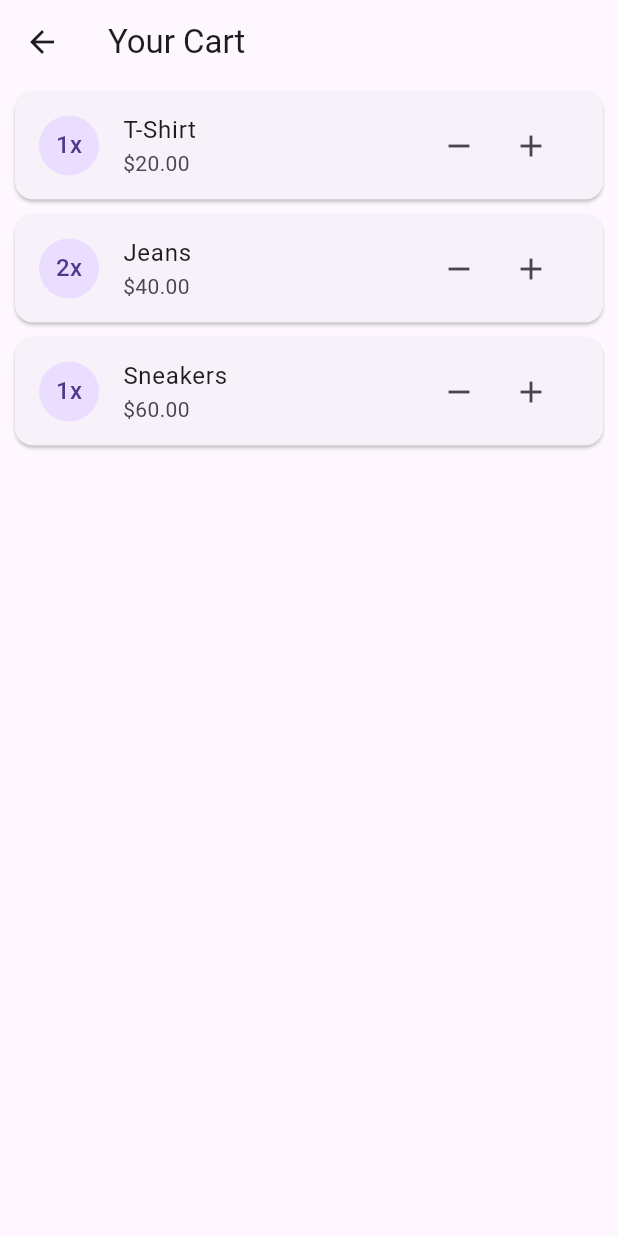
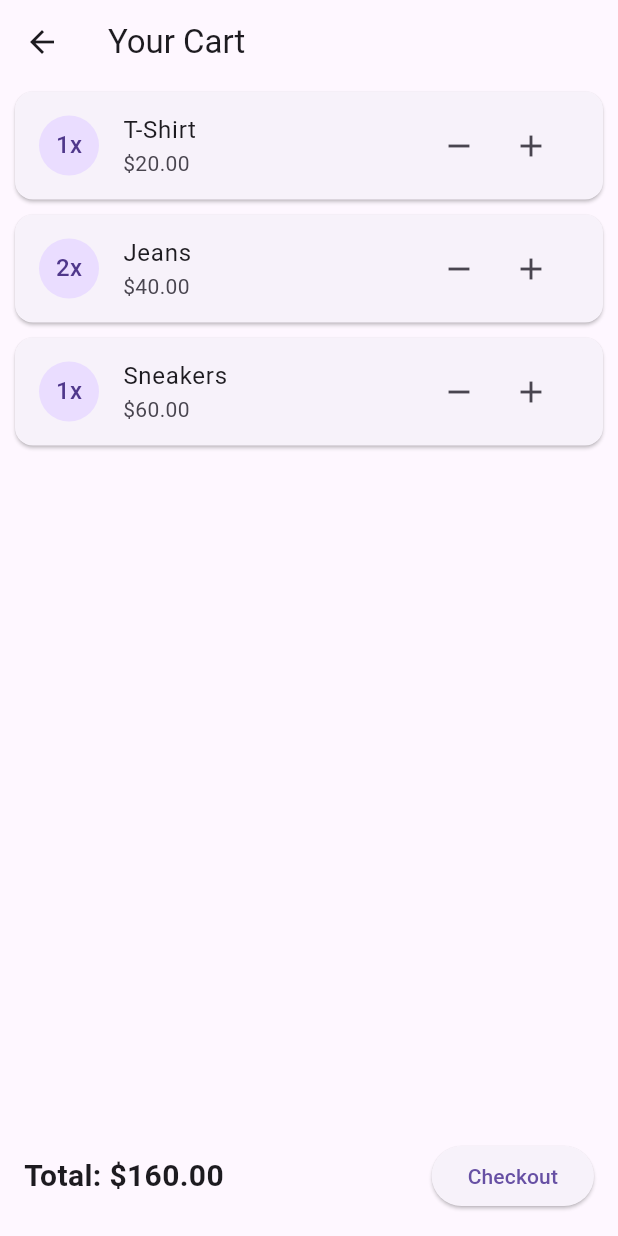
Before and after one commit to hadishamoun1/vesti-app, a Flutter app: the CartScreen screen opened directly, on a phone screen of 412 x 824 dp. Run offline on Flutter 3.47's test engine with Material 3 defaults, Android fonts, the phone set to English and light mode, and no system bars; our stand-ins replace geolocator; network calls fail.

Commit message:
Created the display for price and button

```diff
--- a/lib/screens/Cart.dart
+++ b/lib/screens/Cart.dart
@@ -74,6 +74,25 @@ class _CartScreenState extends State<CartScreen> {
               },
             ),
           ),
+               Padding(
+            padding: const EdgeInsets.all(16.0),
+            child: Row(
+              mainAxisAlignment: MainAxisAlignment.spaceBetween,
+              children: [
+                Text(
+                  'Total: \$${totalPrice.toStringAsFixed(2)}',
+                  style: TextStyle(fontSize: 20, fontWeight: FontWeight.bold),
+                ),
+                ElevatedButton(
+                  onPressed: () {
+                    // Handle checkout action
+                    _onCheckout();
+                  },
+                  child: Text('Checkout'),
+                ),
+              ],
+            ),
+          ),
         ],
       ),
     );
```
